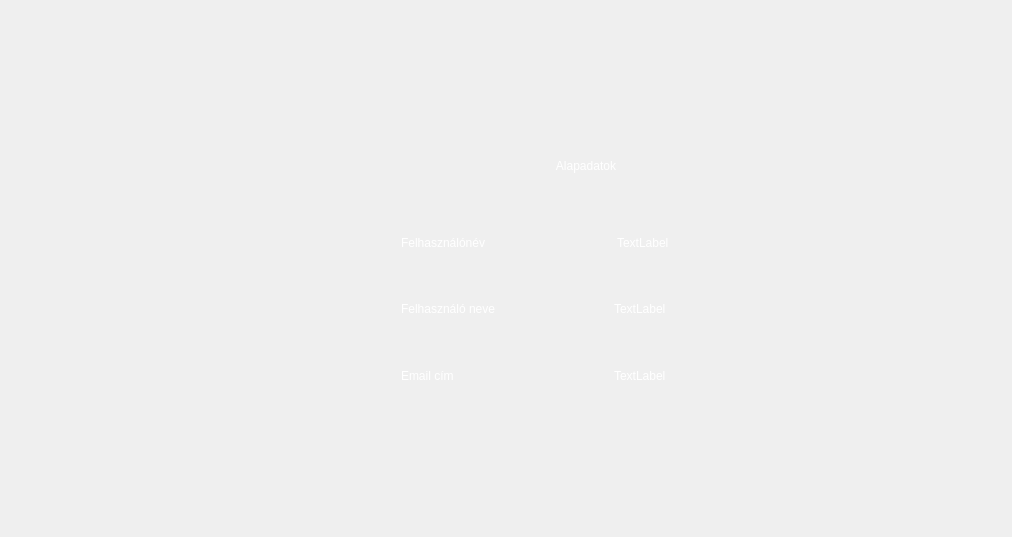
Before: the Qt Designer form qtserver/jatekosadatok.ui in p-anna9603/fancy_nev, drawn with Qt 5.
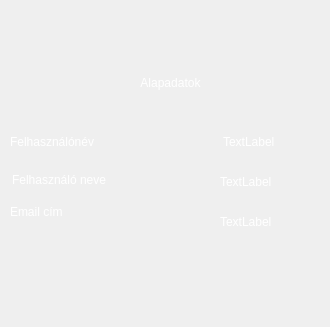
After: the same form once the commit is applied.

```diff
--- a/qtserver/jatekosadatok.ui
+++ b/qtserver/jatekosadatok.ui
@@ -6,8 +6,8 @@
    <rect>
     <x>0</x>
     <y>0</y>
-    <width>1012</width>
-    <height>537</height>
+    <width>330</width>
+    <height>327</height>
    </rect>
   </property>
   <property name="windowTitle">
@@ -20,11 +20,15 @@
 	color: rgb(255, 255, 255);
 }</string>
   </property>
-  <layout class="QGridLayout" name="gridLayout">
-   <item row="0" column="0">
-    <layout class="QVBoxLayout" name="verticalLayout_2">
-     <item>
       <widget class="QLabel" name="label_7">
+   <property name="geometry">
+    <rect>
+     <x>20</x>
+     <y>40</y>
+     <width>301</width>
+     <height>50</height>
+    </rect>
+   </property>
        <property name="minimumSize">
         <size>
          <width>0</width>
@@ -34,9 +38,9 @@
        <property name="styleSheet">
         <string notr="true">font: bold 18pt &quot;Poor Richard&quot;;
 color: rgb(255, 255, 255);
-padding-left: 160px;
+/*padding-left: 160px;
 padding-top: 50px;
-padding-bottom: 30px;</string>
+padding-bottom: 30px;*/</string>
        </property>
        <property name="text">
         <string>Alapadatok</string>
@@ -45,36 +49,15 @@
         <set>Qt::AlignBottom|Qt::AlignHCenter</set>
        </property>
       </widget>
-     </item>
-     <item>
-      <layout class="QVBoxLayout" name="verticalLayout">
-       <item>
-        <layout class="QHBoxLayout" name="horizontalLayout">
-         <item>
-          <spacer name="horizontalSpacer">
-           <property name="orientation">
-            <enum>Qt::Horizontal</enum>
-           </property>
-           <property name="sizeType">
-            <enum>QSizePolicy::Fixed</enum>
-           </property>
-           <property name="sizeHint" stdset="0">
-            <size>
-             <width>390</width>
-             <height>20</height>
-            </size>
-           </property>
-          </spacer>
-         </item>
-         <item>
-          <widget class="QLabel" name="label_4">
-           <property name="text">
-            <string>Felhasználónév</string>
-           </property>
-          </widget>
-         </item>
-         <item>
           <widget class="QLabel" name="playerName">
+   <property name="geometry">
+    <rect>
+     <x>220</x>
+     <y>130</y>
+     <width>119</width>
+     <height>23</height>
+    </rect>
+   </property>
            <property name="styleSheet">
             <string notr="true">padding-right: 30px;</string>
            </property>
@@ -82,146 +65,71 @@
             <string>TextLabel</string>
            </property>
           </widget>
-         </item>
-         <item>
-          <spacer name="horizontalSpacer_4">
-           <property name="orientation">
-            <enum>Qt::Horizontal</enum>
-           </property>
-           <property name="sizeType">
-            <enum>QSizePolicy::Fixed</enum>
-           </property>
-           <property name="sizeHint" stdset="0">
-            <size>
-             <width>180</width>
-             <height>20</height>
-            </size>
-           </property>
-          </spacer>
-         </item>
-        </layout>
-       </item>
-       <item>
-        <layout class="QHBoxLayout" name="horizontalLayout_2">
-         <item>
-          <spacer name="horizontalSpacer_2">
-           <property name="orientation">
-            <enum>Qt::Horizontal</enum>
-           </property>
-           <property name="sizeType">
-            <enum>QSizePolicy::Fixed</enum>
-           </property>
-           <property name="sizeHint" stdset="0">
-            <size>
-             <width>390</width>
-             <height>20</height>
-            </size>
-           </property>
-          </spacer>
-         </item>
-         <item>
+  <widget class="QLabel" name="label_4">
+   <property name="geometry">
+    <rect>
+     <x>10</x>
+     <y>130</y>
+     <width>126</width>
+     <height>23</height>
+    </rect>
+   </property>
+   <property name="text">
+    <string>Felhasználónév</string>
+   </property>
+  </widget>
+  <widget class="QLabel" name="userFullName">
+   <property name="geometry">
+    <rect>
+     <x>220</x>
+     <y>170</y>
+     <width>80</width>
+     <height>23</height>
+    </rect>
+   </property>
+   <property name="text">
+    <string>TextLabel</string>
+   </property>
+  </widget>
           <widget class="QLabel" name="label_5">
+   <property name="geometry">
+    <rect>
+     <x>12</x>
+     <y>168</y>
+     <width>142</width>
+     <height>23</height>
+    </rect>
+   </property>
            <property name="text">
             <string>Felhasználó neve</string>
            </property>
           </widget>
-         </item>
-         <item>
-          <widget class="QLabel" name="userFullName">
+  <widget class="QLabel" name="userEmail">
+   <property name="geometry">
+    <rect>
+     <x>220</x>
+     <y>210</y>
+     <width>80</width>
+     <height>23</height>
+    </rect>
+   </property>
            <property name="text">
             <string>TextLabel</string>
            </property>
           </widget>
-         </item>
-         <item>
-          <spacer name="horizontalSpacer_5">
-           <property name="orientation">
-            <enum>Qt::Horizontal</enum>
-           </property>
-           <property name="sizeType">
-            <enum>QSizePolicy::Fixed</enum>
-           </property>
-           <property name="sizeHint" stdset="0">
-            <size>
-             <width>180</width>
-             <height>20</height>
-            </size>
-           </property>
-          </spacer>
-         </item>
-        </layout>
-       </item>
-       <item>
-        <layout class="QHBoxLayout" name="horizontalLayout_3">
-         <item>
-          <spacer name="horizontalSpacer_6">
-           <property name="orientation">
-            <enum>Qt::Horizontal</enum>
-           </property>
-           <property name="sizeType">
-            <enum>QSizePolicy::Fixed</enum>
-           </property>
-           <property name="sizeHint" stdset="0">
-            <size>
-             <width>390</width>
-             <height>20</height>
-            </size>
-           </property>
-          </spacer>
-         </item>
-         <item>
           <widget class="QLabel" name="label_6">
+   <property name="geometry">
+    <rect>
+     <x>10</x>
+     <y>200</y>
+     <width>80</width>
+     <height>23</height>
+    </rect>
+   </property>
            <property name="text">
             <string>Email cím</string>
            </property>
           </widget>
-         </item>
-         <item>
-          <widget class="QLabel" name="userEmail">
-           <property name="text">
-            <string>TextLabel</string>
-           </property>
-          </widget>
-         </item>
-         <item>
-          <spacer name="horizontalSpacer_3">
-           <property name="orientation">
-            <enum>Qt::Horizontal</enum>
-           </property>
-           <property name="sizeType">
-            <enum>QSizePolicy::Fixed</enum>
-           </property>
-           <property name="sizeHint" stdset="0">
-            <size>
-             <width>180</width>
-             <height>20</height>
-            </size>
-           </property>
-          </spacer>
-         </item>
-        </layout>
-       </item>
-      </layout>
-     </item>
-    </layout>
-   </item>
-   <item row="1" column="0">
-    <spacer name="verticalSpacer">
-     <property name="orientation">
-      <enum>Qt::Vertical</enum>
-     </property>
-     <property name="sizeType">
-      <enum>QSizePolicy::Fixed</enum>
-     </property>
-     <property name="sizeHint" stdset="0">
-      <size>
-       <width>20</width>
-       <height>120</height>
-      </size>
-     </property>
-    </spacer>
-   </item>
-  </layout>
  </widget>
  <resources/>
  <connections/>
```
Lines whose indentation alone changed are shown as unchanged.
